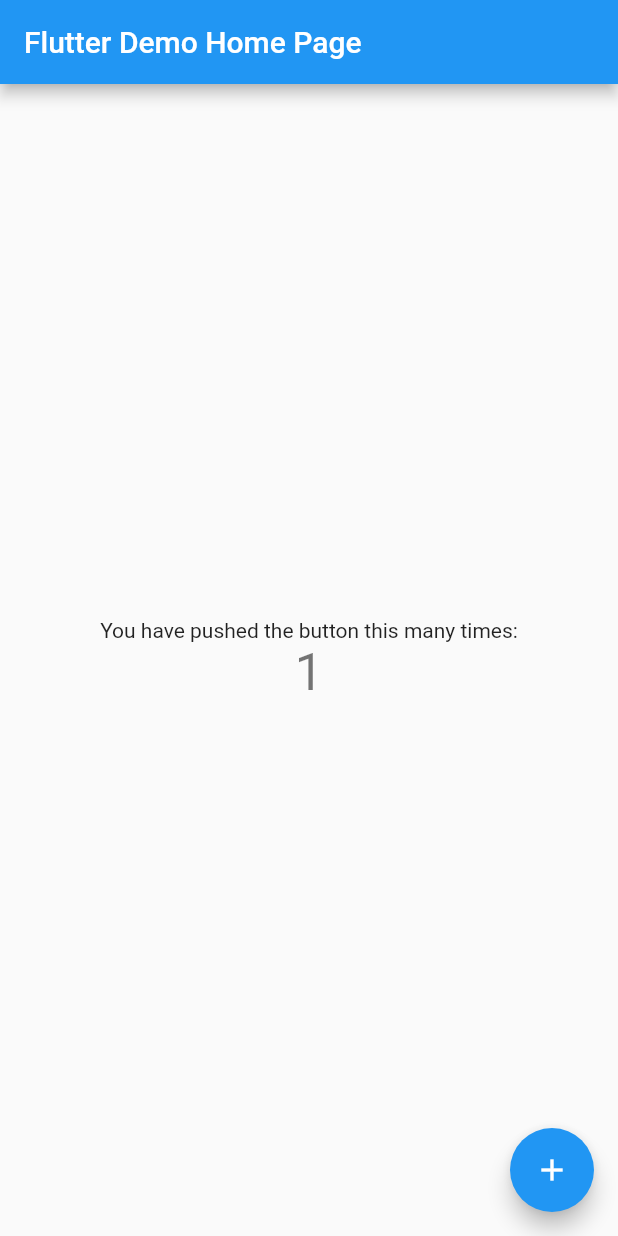
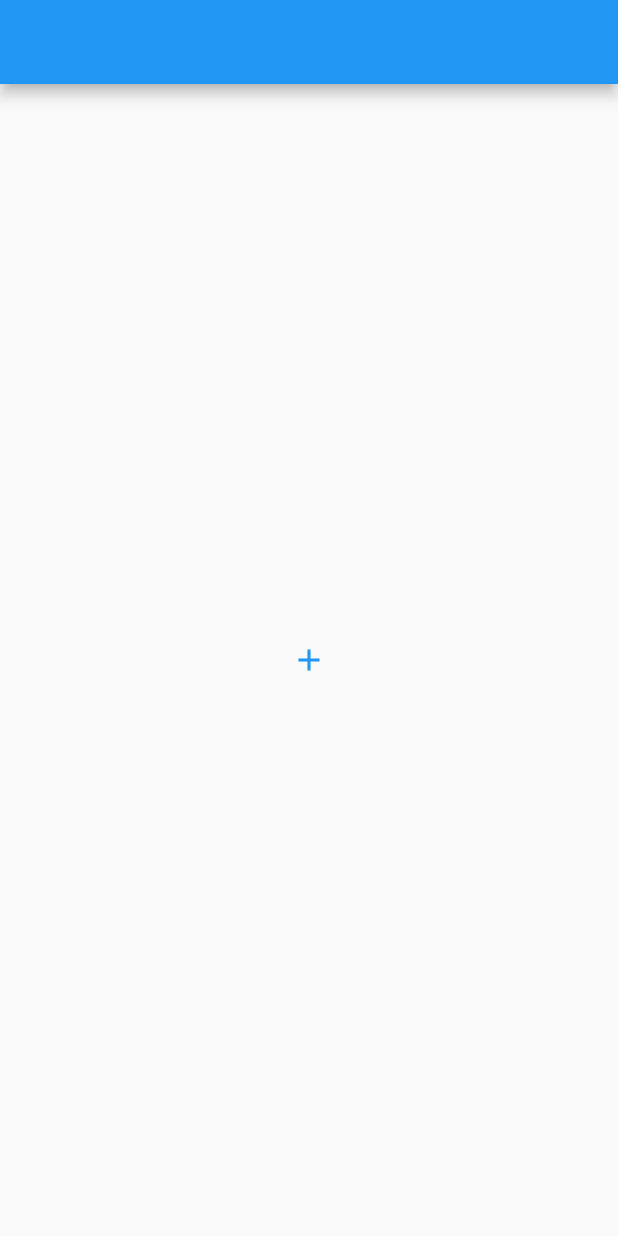
Before and after one commit to ZakiBonnor/Jordans-Store-UI, a Flutter app: the screen it shows after launch, after a tap on the "add" icon, on a phone screen of 412 x 824 dp. Run offline on Flutter 3.47's test engine with Material 2 defaults, Android fonts, the phone set to English and light mode, and no system bars.

Commit message:
Added new homepage

```diff
--- a/lib/main.dart
+++ b/lib/main.dart
@@ -1,115 +1,10 @@
 import 'package:flutter/material.dart';
+import 'package:jordans_store_ui/pages/home.dart';
 
-void main() {
-  runApp(const MyApp());
-}
-
-class MyApp extends StatelessWidget {
-  const MyApp({Key? key}) : super(key: key);
-
-  // This widget is the root of your application.
-  @override
-  Widget build(BuildContext context) {
-    return MaterialApp(
-      title: 'Flutter Demo',
-      theme: ThemeData(
-        // This is the theme of your application.
-        //
-        // Try running your application with "flutter run". You'll see the
-        // application has a blue toolbar. Then, without quitting the app, try
-        // changing the primarySwatch below to Colors.green and then invoke
-        // "hot reload" (press "r" in the console where you ran "flutter run",
-        // or simply save your changes to "hot reload" in a Flutter IDE).
-        // Notice that the counter didn't reset back to zero; the application
-        // is not restarted.
-        primarySwatch: Colors.blue,
-      ),
-      home: const MyHomePage(title: 'Flutter Demo Home Page'),
-    );
-  }
-}
-
-class MyHomePage extends StatefulWidget {
-  const MyHomePage({Key? key, required this.title}) : super(key: key);
-
-  // This widget is the home page of your application. It is stateful, meaning
-  // that it has a State object (defined below) that contains fields that affect
-  // how it looks.
-
-  // This class is the configuration for the state. It holds the values (in this
-  // case the title) provided by the parent (in this case the App widget) and
-  // used by the build method of the State. Fields in a Widget subclass are
-  // always marked "final".
-
-  final String title;
-
-  @override
-  State<MyHomePage> createState() => _MyHomePageState();
-}
-
-class _MyHomePageState extends State<MyHomePage> {
-  int _counter = 0;
-
-  void _incrementCounter() {
-    setState(() {
-      // This call to setState tells the Flutter framework that something has
-      // changed in this State, which causes it to rerun the build method below
-      // so that the display can reflect the updated values. If we changed
-      // _counter without calling setState(), then the build method would not be
-      // called again, and so nothing would appear to happen.
-      _counter++;
-    });
-  }
-
-  @override
-  Widget build(BuildContext context) {
-    // This method is rerun every time setState is called, for instance as done
-    // by the _incrementCounter method above.
-    //
-    // The Flutter framework has been optimized to make rerunning build methods
-    // fast, so that you can just rebuild anything that needs updating rather
-    // than having to individually change instances of widgets.
-    return Scaffold(
-      appBar: AppBar(
-        // Here we take the value from the MyHomePage object that was created by
-        // the App.build method, and use it to set our appbar title.
-        title: Text(widget.title),
-      ),
-      body: Center(
-        // Center is a layout widget. It takes a single child and positions it
-        // in the middle of the parent.
-        child: Column(
-          // Column is also a layout widget. It takes a list of children and
-          // arranges them vertically. By default, it sizes itself to fit its
-          // children horizontally, and tries to be as tall as its parent.
-          //
-          // Invoke "debug painting" (press "p" in the console, choose the
-          // "Toggle Debug Paint" action from the Flutter Inspector in Android
-          // Studio, or the "Toggle Debug Paint" command in Visual Studio Code)
-          // to see the wireframe for each widget.
-          //
-          // Column has various properties to control how it sizes itself and
-          // how it positions its children. Here we use mainAxisAlignment to
-          // center the children vertically; the main axis here is the vertical
-          // axis because Columns are vertical (the cross axis would be
-          // horizontal).
-          mainAxisAlignment: MainAxisAlignment.center,
-          children: <Widget>[
-            const Text(
-              'You have pushed the button this many times:',
-            ),
-            Text(
-              '$_counter',
-              style: Theme.of(context).textTheme.headline4,
-            ),
-          ],
-        ),
-      ),
-      floatingActionButton: FloatingActionButton(
-        onPressed: _incrementCounter,
-        tooltip: 'Increment',
-        child: const Icon(Icons.add),
-      ), // This trailing comma makes auto-formatting nicer for build methods.
-    );
-  }
-}
+void main() => runApp(MaterialApp(
+  debugShowCheckedModeBanner: false,
+  initialRoute: '/',
+  routes: {
+    '/': (context) => Home(),
+  },
+));
--- /dev/null
+++ b/lib/pages/home.dart
@@ -0,0 +1,20 @@
+import 'package:flutter/material.dart';
+
+class Home extends StatefulWidget {
+  const Home({Key? key}) : super(key: key);
+
+  @override
+  _HomeState createState() => _HomeState();
+}
+
+class _HomeState extends State<Home> {
+  @override
+  Widget build(BuildContext context) {
+    return Scaffold(
+      appBar: AppBar(),
+      body: Center(
+        child: TextButton(onPressed: ()=>{},child: Icon(Icons.add)),
+      ),
+    );
+  }
+}
```
